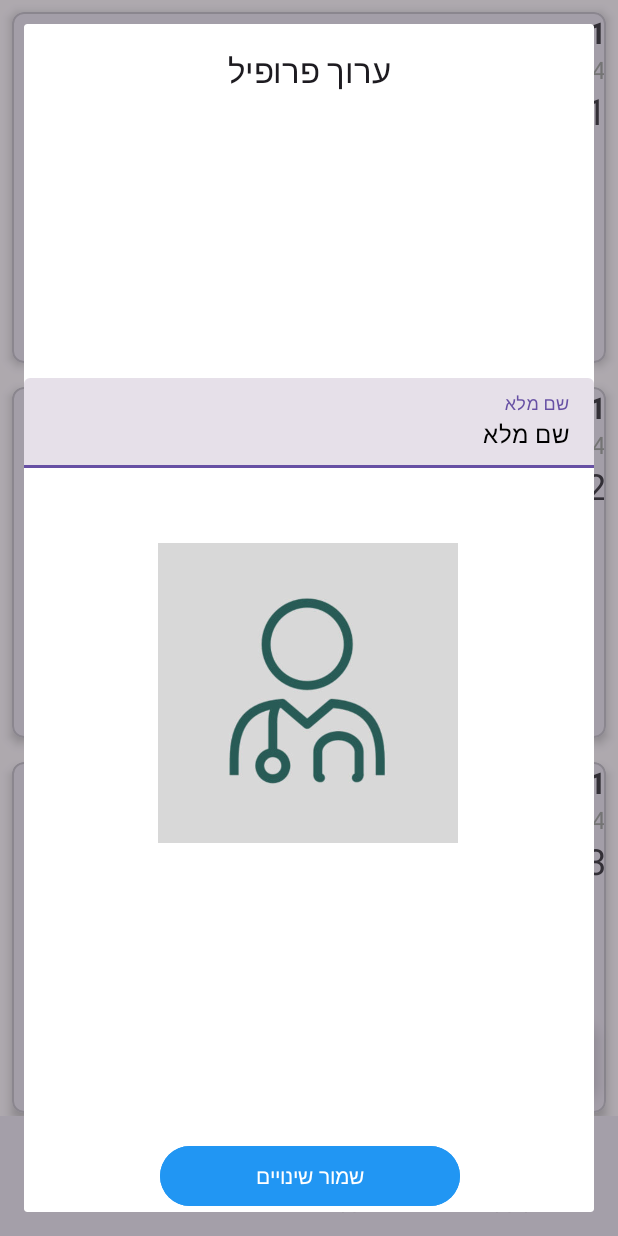
After one commit to harelush/MadaMal-mobile, an Android app: the fragment EditUserProfileDialogFragment placed in its activity, on a phone screen of 412 x 824 dp. The commit adds this screen. Run offline under Robolectric (Android 15) with nearby library versions, the phone set to English and light mode, and no system bars; our stand-ins replace navigation-ui.

Commit message:
add basic edit user dialog opening with ui

```diff
--- a/app/build.gradle.kts
+++ b/app/build.gradle.kts
@@ -80,6 +80,7 @@ dependencies {
     implementation("androidx.legacy:legacy-support-v4:1.0.0")
     implementation("androidx.recyclerview:recyclerview:1.3.2")
     implementation("androidx.activity:activity:1.8.2")
+    implementation("androidx.fragment:fragment-ktx:1.5.6")
     testImplementation("junit:junit:4.13.2")
     androidTestImplementation("androidx.test.ext:junit:1.1.5")
     androidTestImplementation("androidx.test.espresso:espresso-core:3.5.1")
--- /dev/null
+++ b/app/src/main/java/com/harelshaigal/madamal/ui/editUserProfileDialog/EditUserProfileDialogFragment.kt
@@ -0,0 +1,62 @@
+package com.harelshaigal.madamal.ui.editUserProfileDialog
+
+import android.os.Bundle
+import android.view.LayoutInflater
+import android.view.View
+import android.view.ViewGroup
+import androidx.fragment.app.DialogFragment
+import androidx.fragment.app.FragmentManager
+import androidx.lifecycle.ViewModelProvider
+import com.harelshaigal.madamal.databinding.FragmentEditUserProfileDialogBinding
+
+
+class EditUserProfileDialogFragment : DialogFragment() {
+
+    val TAG = "edit_user_profile_dialog"
+
+    fun display(fragmentManager: FragmentManager?): EditUserProfileDialogFragment {
+        val exampleDialog = EditUserProfileDialogFragment()
+        if (fragmentManager != null) {
+            exampleDialog.show(fragmentManager, TAG)
+        }
+        return exampleDialog
+    }
+    private lateinit var viewModel: EditUserProfileDialogViewModel
+
+    private var _binding: FragmentEditUserProfileDialogBinding? = null
+
+    // This property is only valid between onCreateView and
+    // onDestroyView.
+    private val binding get() = _binding!!
+
+    override fun onCreateView(
+        inflater: LayoutInflater,
+        container: ViewGroup?,
+        savedInstanceState: Bundle?
+    ): View {
+
+        viewModel =
+            ViewModelProvider(this)[EditUserProfileDialogViewModel::class.java]
+
+        _binding = FragmentEditUserProfileDialogBinding.inflate(inflater, container, false)
+        val root: View = binding.root
+
+
+        return root
+    }
+
+    override fun onStart() {
+        super.onStart()
+        val dialog = dialog
+        if (dialog != null) {
+            val width = ViewGroup.LayoutParams.MATCH_PARENT
+            val height = ViewGroup.LayoutParams.MATCH_PARENT
+            dialog.window!!.setLayout(width, height)
+        }
+    }
+    override fun onDestroyView() {
+        super.onDestroyView()
+        _binding = null
+    }
+
+}
--- /dev/null
+++ b/app/src/main/java/com/harelshaigal/madamal/ui/editUserProfileDialog/EditUserProfileDialogViewModel.kt
@@ -0,0 +1,7 @@
+package com.harelshaigal.madamal.ui.editUserProfileDialog
+
+import androidx.lifecycle.ViewModel
+
+class EditUserProfileDialogViewModel : ViewModel() {
+    // TODO: Implement the ViewModel
+}
--- a/app/src/main/java/com/harelshaigal/madamal/ui/userProfile/UserProfileFragment.kt
+++ b/app/src/main/java/com/harelshaigal/madamal/ui/userProfile/UserProfileFragment.kt
@@ -7,6 +7,7 @@ import android.view.ViewGroup
 import androidx.fragment.app.Fragment
 import androidx.lifecycle.ViewModelProvider
 import com.harelshaigal.madamal.databinding.FragmentUserProfileBinding
+import com.harelshaigal.madamal.ui.editUserProfileDialog.EditUserProfileDialogFragment
 
 class UserProfileFragment : Fragment() {
 
@@ -24,14 +25,24 @@ class UserProfileFragment : Fragment() {
         savedInstanceState: Bundle?
     ): View {
 
+
         viewModel =
             ViewModelProvider(this)[UserProfileViewModel::class.java]
 
         _binding = FragmentUserProfileBinding.inflate(inflater, container, false)
         val root: View = binding.root
 
+        binding.editUserButton.setOnClickListener {
+            showDialog()
+        }
+
 
         return root
+    }
+
+    private fun showDialog() {
+        val dialog = EditUserProfileDialogFragment()
+        dialog.show(getParentFragmentManager(), "FullScreenDialogFragment")
     }
 
     override fun onDestroyView() {
--- /dev/null
+++ b/app/src/main/res/layout/fragment_edit_user_profile_dialog.xml
@@ -0,0 +1,94 @@
+<?xml version="1.0" encoding="utf-8"?>
+<androidx.constraintlayout.widget.ConstraintLayout
+    xmlns:android="http://schemas.android.com/apk/res/android"
+    xmlns:app="http://schemas.android.com/apk/res-auto"
+    xmlns:tools="http://schemas.android.com/tools"
+    android:layout_width="match_parent"
+    android:layout_height="match_parent"
+    tools:context=".ui.editUserProfileDialog.EditUserProfileDialogFragment">
+
+
+        <TextView
+            android:id="@+id/userProfileTitle"
+            android:layout_width="wrap_content"
+            android:layout_height="wrap_content"
+            android:layout_marginTop="16dp"
+            android:gravity="center"
+            android:text="@string/title_edit_user_profile_dialog"
+            android:textAppearance="@style/TextAppearance.AppCompat.Large"
+            app:layout_constraintBottom_toTopOf="@+id/userDataLayout"
+            app:layout_constraintEnd_toEndOf="parent"
+            app:layout_constraintStart_toStartOf="parent"
+            app:layout_constraintTop_toTopOf="parent" />
+
+    <androidx.constraintlayout.widget.ConstraintLayout
+        android:id="@+id/userDataLayout"
+        android:layout_width="0dp"
+        android:layout_height="0dp"
+        android:layout_marginTop="16dp"
+        android:gravity="center"
+        app:layout_constraintBottom_toTopOf="@id/editUserButton"
+        app:layout_constraintEnd_toEndOf="parent"
+        app:layout_constraintStart_toStartOf="parent"
+        app:layout_constraintTop_toBottomOf="@+id/userProfileTitle">
+
+        <com.google.android.material.textfield.TextInputLayout
+            android:id="@+id/fullNameDisplayLayout"
+            style="@style/Widget.Material3.TextInputLayout.FilledBox"
+            android:layout_width="0dp"
+            android:layout_height="60dp"
+            android:hint="@string/full_name"
+            app:boxStrokeWidth="2dp"
+            app:boxStrokeWidthFocused="2dp"
+            app:endIconMode="none"
+            app:hintEnabled="true"
+            app:layout_constraintBottom_toTopOf="@id/userProfile_profileImageView"
+            app:layout_constraintEnd_toEndOf="parent"
+            app:layout_constraintStart_toStartOf="parent"
+            app:layout_constraintTop_toBottomOf="@id/userProfile_profileImageView">
+
+            <com.google.android.material.textfield.TextInputEditText
+                android:id="@+id/userProfile_fullNameText"
+                android:layout_width="match_parent"
+                android:layout_height="match_parent"
+                android:inputType="text"
+                android:text="@string/full_name"
+                android:textColor="@color/black" />
+
+        </com.google.android.material.textfield.TextInputLayout>
+
+        <ImageView
+            android:id="@+id/userProfile_profileImageView"
+            android:layout_width="200dp"
+            android:layout_height="200dp"
+            android:layout_marginStart="16dp"
+            android:layout_marginTop="50dp"
+            android:layout_marginEnd="16dp"
+            android:contentDescription="@string/profile_pic"
+            android:src="@drawable/default_doctor_image"
+            app:layout_constraintBottom_toBottomOf="parent"
+            app:layout_constraintEnd_toEndOf="parent"
+            app:layout_constraintHorizontal_bias="0.497"
+            app:layout_constraintStart_toStartOf="parent"
+            app:layout_constraintTop_toBottomOf="@+id/fullNameDisplayLayout" />
+
+    </androidx.constraintlayout.widget.ConstraintLayout>
+
+    <com.google.android.material.button.MaterialButton
+        android:id="@+id/editUserButton"
+        style="@style/Widget.Material3.Button"
+        android:layout_width="200dp"
+        android:layout_height="wrap_content"
+        android:layout_marginTop="24dp"
+        android:backgroundTint="#2196F3"
+        android:text="@string/edit_user_profile_dialog_button"
+        android:textColor="@color/white"
+        app:layout_constraintBottom_toBottomOf="parent"
+        app:layout_constraintEnd_toEndOf="parent"
+        app:layout_constraintHorizontal_bias="0.502"
+        app:layout_constraintStart_toStartOf="parent"
+        app:layout_constraintTop_toBottomOf="@id/userDataLayout"
+        app:layout_constraintVertical_bias="1.0" />
+
+
+</androidx.constraintlayout.widget.ConstraintLayout>
--- a/app/src/main/res/layout/fragment_user_profile.xml
+++ b/app/src/main/res/layout/fragment_user_profile.xml
@@ -128,7 +128,7 @@
             android:layout_height="wrap_content"
             android:layout_marginTop="24dp"
             android:backgroundTint="#2196F3"
-            android:text="@string/edit_profile_button"
+            android:text="@string/title_edit_user_profile_dialog"
             android:textColor="@color/white"
             app:layout_constraintBottom_toBottomOf="parent"
             app:layout_constraintEnd_toEndOf="parent"
--- a/app/src/main/res/values/strings.xml
+++ b/app/src/main/res/values/strings.xml
@@ -16,7 +16,8 @@
     <string name="title_user_reports_list">הדיווחים שלי</string>
     <string name="title_reports_map">מפת הדיווחים</string>
     <string name="title_user_profile">הפרופיל שלי</string>
-    <string name="edit_profile_button">ערוך פרופיל</string>
+    <string name="title_edit_user_profile_dialog">ערוך פרופיל</string>
+    <string name="edit_user_profile_dialog_button">שמור שינויים</string>
     <string name="open_edit_report_window">open edit report window</string>
     <string name="open_delete_report_window">open delete report window</string>
     <string name="report_list_item_display_image">report list item display image</string>
--- a/app/src/main/res/values/themes.xml
+++ b/app/src/main/res/values/themes.xml
@@ -6,4 +6,8 @@
         <item name="itemIconTint">@color/bottom_navigation_color_selector</item>
         <item name="itemTextColor">@color/bottom_navigation_color_selector</item>
     </style>
+    <style name="AppTheme.FullScreenDialog" parent="Theme.MaterialComponents.Light.Dialog">
+        <item name="android:windowIsFloating">false</item>
+        <item name="android:windowBackground">@android:color/white</item>
+    </style>
 </resources>
```
